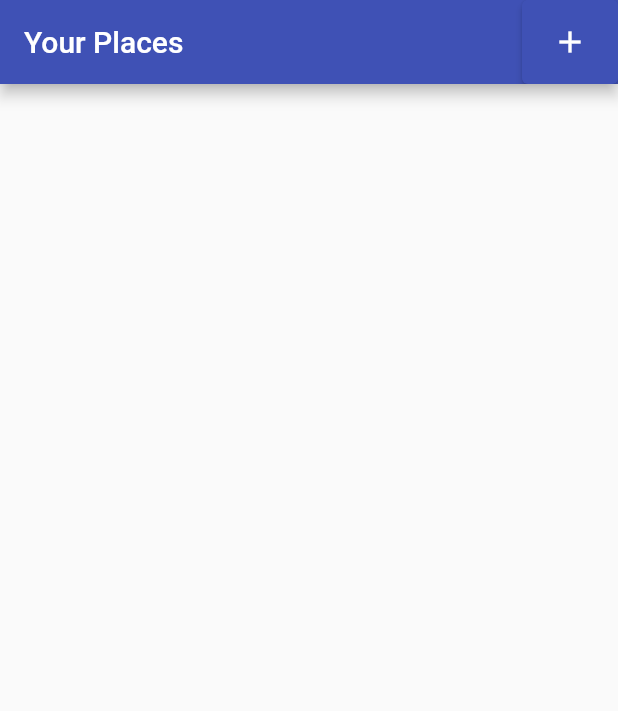
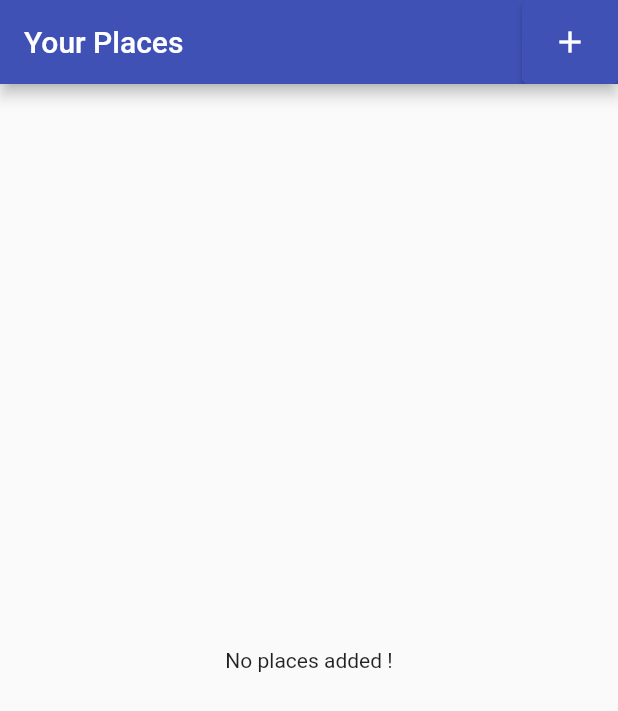
Before and after one commit to ShaabanDev/places_app, a Flutter app: the screen it shows after launch, on a phone screen of 412 x 824 dp. Shown: the top 711 px of the screen. Run offline on Flutter 3.47's test engine with Material 2 defaults, Android fonts, the phone set to English and light mode, and no system bars; our stand-ins replace image_picker.

Commit message:
creating a path for the captured image using the path package and then geting the application directory path using the provider_path package then storing captured image in the application directory , adding the new image and title in places using the addplace method in places provider then showing it in places list screen.

```diff
--- a/lib/models/place.dart
+++ b/lib/models/place.dart
@@ -14,7 +14,7 @@ class PlaceLocation {
 class Place {
   final String id;
   final String title;
-  final PlaceLocation location;
+  final PlaceLocation? location;
   final File image;
 
   Place(
--- a/lib/screens/places_list_screen.dart
+++ b/lib/screens/places_list_screen.dart
@@ -1,5 +1,7 @@
 import 'package:flutter/material.dart';
+import 'package:places_app/providers/place_provider.dart';
 import 'package:places_app/screens/add_place_screen.dart';
+import 'package:provider/provider.dart';
 
 class PlacesListCreen extends StatelessWidget {
   @override
@@ -15,6 +17,21 @@ class PlacesListCreen extends StatelessWidget {
               child: Icon(Icons.add)),
         ],
       ),
+      body: Consumer<PlacesProvider>(
+        child: Center(child: const Text('No places added !')),
+        builder: (ctx, placeData, ch) => placeData.items.length <= 0
+            ? ch!
+            : ListView.builder(
+                itemCount: placeData.items.length,
+                itemBuilder: (ctx, i) => ListTile(
+                  leading: CircleAvatar(
+                    backgroundImage: FileImage(placeData.items[i].image),
+                  ),
+                  title: Text(placeData.items[i].title),
+                  onTap: () {},
+                ),
+              ),
+      ),
     );
   }
 }
```
Also changed, not shown: lib/providers/place_provider.dart (+13 -0 lines), lib/screens/add_place_screen.dart (+25 -3 lines), lib/widgets/image_input.dart (+13 -3 lines), lib/screens/place_details_screen.dart (line endings or trailing spaces).
